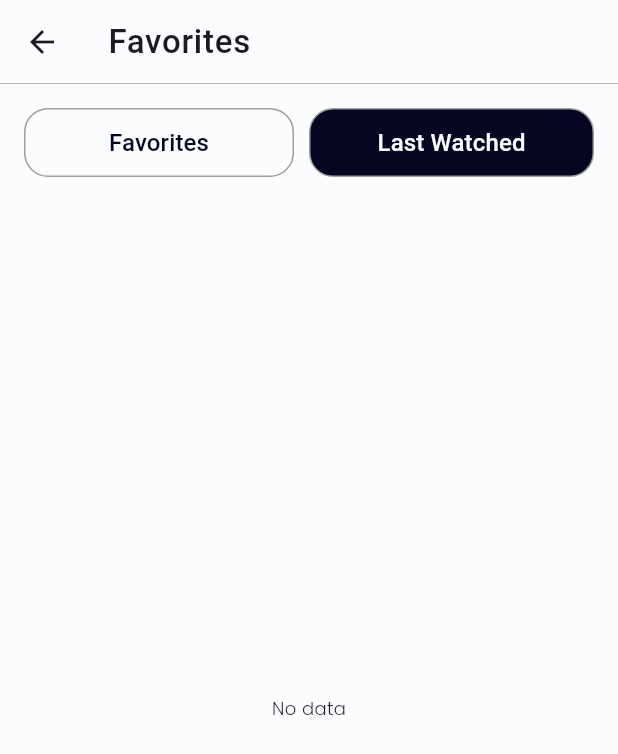
After one commit to Muhammed-Unais/fracs_space, a Flutter app: the FavoriteScreen screen opened directly, tab 2 chosen, on a phone screen of 412 x 824 dp. The commit adds this screen. Shown: the top 754 px of the screen. Run offline on Flutter 3.47's test engine with Material 3 defaults, Android fonts, the light colour scheme and no system bars; our stand-ins replace firebase_auth, firebase_core, flutter_spinkit, pinput, shared_preferences; accounts and stored records are empty; network calls fail; Roboto replaces fonts that are missing (Pangram).

Commit message:
Completed Favorite screen ui

```diff
--- /dev/null
+++ b/lib/app/favorites/view/favorites_screen.dart
@@ -0,0 +1,78 @@
+import 'package:flutter/material.dart';
+import 'package:fracs_space/app/favorites/view/widgets/favorite_tab_1.dart';
+import 'package:fracs_space/app/home/model/home_model.dart';
+import 'package:fracs_space/common/res/styles/app_colors.dart';
+import 'package:fracs_space/common/res/styles/mobile_typography.dart';
+import 'package:fracs_space/common/res/widgets/tab_bar_widget.dart';
+
+class FavoriteScreen extends StatefulWidget {
+  const FavoriteScreen({super.key});
+
+  @override
+  State<FavoriteScreen> createState() => _FavoriteScreenState();
+}
+
+class _FavoriteScreenState extends State<FavoriteScreen>
+    with TickerProviderStateMixin {
+  late TabController tabController;
+
+  @override
+  void initState() {
+    tabController = TabController(length: 2, vsync: this);
+
+    super.initState();
+  }
+
+  @override
+  void dispose() {
+    tabController.dispose();
+    super.dispose();
+  }
+
+  @override
+  Widget build(BuildContext context) {
+    final hotProp = HomeModel.hotProperties["data"];
+    final size = MediaQuery.of(context).size;
+
+    return Scaffold(
+      appBar: AppBar(
+        elevation: 4,
+        surfaceTintColor: AppLightColors.lightBackground,
+        shape: const Border(
+          bottom: BorderSide(
+            color: Colors.grey,
+            style: BorderStyle.solid,
+            width: 0.5,
+          ),
+        ),
+        centerTitle: false,
+        title: Text(
+          "Favorites",
+          style: MobileTypography.headlineMedium.copyWith(
+            letterSpacing: 0.5,
+            fontSize: 22,
+          ),
+        ),
+      ),
+      body: Padding(
+        padding: const EdgeInsets.only(left: 16, right: 16, top: 16),
+        child: Column(
+          children: [
+            TabbarWidget(
+              controller: tabController,
+            ),
+            Expanded(
+              child: TabBarView(
+                controller: tabController,
+                children: [
+                  FavoriteTab1(hotProp: hotProp, size: size),
+                  const Center(child: Text("No data"))
+                ],
+              ),
+            )
+          ],
+        ),
+      ),
+    );
+  }
+}
--- a/lib/app/search/view/search_view.dart
+++ b/lib/app/search/view/search_view.dart
@@ -115,7 +115,7 @@ class SearchScreen extends StatelessWidget {
             ),
             Expanded(
               child: ListView.builder(
-                itemCount: 5,
+                itemCount: popularCities?.length,
                 itemBuilder: (context, index) {
                   final cityName = popularCities?[index]["name"];
 
--- /dev/null
+++ b/lib/common/res/widgets/tab_bar_widget.dart
@@ -0,0 +1,100 @@
+import 'package:flutter/material.dart';
+import 'package:fracs_space/common/res/styles/app_colors.dart';
+import 'package:fracs_space/common/res/styles/mobile_typography.dart';
+
+class TabbarWidget extends StatefulWidget {
+  const TabbarWidget({
+    super.key,
+    required this.controller,
+  });
+
+  final TabController controller;
+
+  @override
+  State<TabbarWidget> createState() => _TabbarWidgetState();
+}
+
+class _TabbarWidgetState extends State<TabbarWidget> {
+  int currentIndex = 0;
+
+  @override
+  void initState() {
+    widget.controller.addListener(() {
+      controllListner(widget.controller.index);
+    });
+    super.initState();
+  }
+
+  void controllListner(int index) {
+    currentIndex = index;
+    setState(() {});
+  }
+
+  @override
+  Widget build(BuildContext context) {
+    final size = MediaQuery.of(context).size;
+    return TabBar(
+      indicator: const BoxDecoration(
+        color: Colors.transparent,
+        borderRadius: BorderRadius.all(
+          Radius.circular(16),
+        ),
+      ),
+      labelPadding: const EdgeInsets.all(0),
+      controller: widget.controller,
+      unselectedLabelColor: AppLightColors.lightPrimaryColor,
+      splashBorderRadius: BorderRadius.circular(16),
+      splashFactory: NoSplash.splashFactory,
+      labelColor: AppLightColors.lightBackground,
+      dividerColor: Colors.transparent,
+      labelStyle: MobileTypography.titleMedium.copyWith(
+        fontWeight: FontWeight.w500,
+      ),
+      onTap: (value) {
+        setState(() {
+          currentIndex = value;
+        });
+      },
+      tabs: [
+        Tab(
+          child: Container(
+            width: size.width * 0.5,
+            decoration: BoxDecoration(
+              border: Border.all(color: Colors.grey),
+              color: currentIndex == 0
+                  ? AppLightColors.lightPrimaryColor
+                  : AppLightColors.lightBackground,
+              borderRadius: const BorderRadius.all(
+                Radius.circular(16),
+              ),
+            ),
+            margin: const EdgeInsets.only(right: 10),
+            child: const Center(
+              child: Text(
+                "Favorites",
+              ),
+            ),
+          ),
+        ),
+        Tab(
+          child: Container(
+            decoration: BoxDecoration(
+              border: Border.all(color: Colors.grey),
+              color: currentIndex == 1
+                  ? AppLightColors.lightPrimaryColor
+                  : AppLightColors.lightBackground,
+              borderRadius: const BorderRadius.all(
+                Radius.circular(16),
+              ),
+            ),
+            child: const Center(
+              child: Text(
+                "Last Watched",
+              ),
+            ),
+          ),
+        ),
+      ],
+    );
+  }
+}
```
Also changed, not shown: lib/app/bottom_nav_bar/view/bottom_nav_bar_screen.dart (+5 -4 lines), lib/app/favorites/view/widgets/favorite_tab_1.dart (added, +90 -0 lines), lib/app/home/view/widgets/home_hot_prop.dart (+8 -14 lines).
